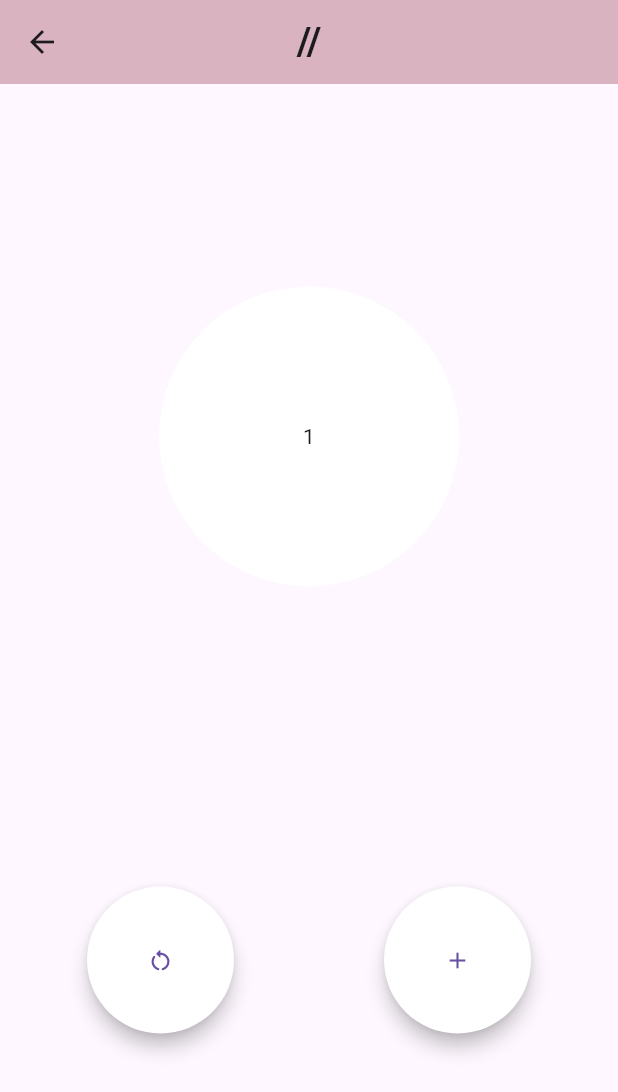
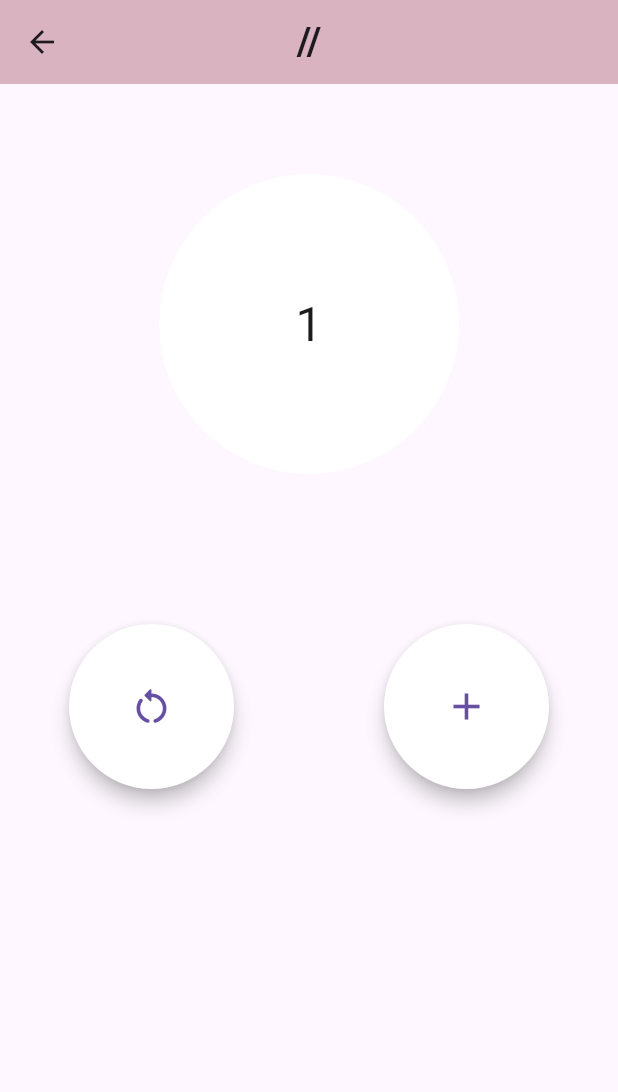
Before and after one commit to fatma-gelil/sebha_electronic_app, a Flutter app: the HomeScreen screen opened directly, after a tap on the "add" icon, on a phone screen of 412 x 824 dp. Shown: the top 1092 px of the screen. Run offline on Flutter 3.47's test engine with Material 3 defaults, Android fonts, the phone set to English and light mode, and no system bars; our stand-ins replace flutter_bloc.

Commit message:
Your commit message here

```diff
--- a/lib/src/feature/home/cubit/counter_cubit.dart
+++ b/lib/src/feature/home/cubit/counter_cubit.dart
@@ -3,16 +3,13 @@ import 'package:flutter_bloc/flutter_bloc.dart';
 part 'counter_state.dart';
 
 class CounterCubit extends Cubit<CounterState> {
-  CounterCubit() : super(CounterInitial());
-  int x = 0;
+  CounterCubit() : super(CounterInitial(0)); // Initialize with 0
+
   void add() {
-    x++;
+    emit(CounterUpdate(state.count + 1)); // Emit updated state
   }
 
   void reset() {
-    x =0;
+    emit(CounterInitial(0)); // Reset to initial state
   }
-
-  @override
-  emit(CounterUpdate);
 }
--- a/lib/src/feature/home/cubit/counter_state.dart
+++ b/lib/src/feature/home/cubit/counter_state.dart
@@ -1,7 +1,14 @@
 part of 'counter_cubit.dart';
 
-sealed class CounterState {}
+abstract class CounterState {
+  final int count;
+  const CounterState(this.count);
+}
 
-final class CounterInitial extends CounterState {}
+class CounterInitial extends CounterState {
+  CounterInitial(super.count);
+}
 
-final class CounterUpdate extends CounterState {}
+class CounterUpdate extends CounterState {
+  CounterUpdate(super.count);
+}
--- a/lib/src/feature/home/screen/home_screen.dart
+++ b/lib/src/feature/home/screen/home_screen.dart
@@ -14,11 +14,7 @@ class _HomeScreenState extends State<HomeScreen> {
   Widget build(BuildContext context) {
     return BlocConsumer<CounterCubit, CounterState>(
       listener: (context, state) {
-        if (state is CounterUpdate) {
-          ScaffoldMessenger.of(context).showSnackBar(
-            const SnackBar(content: Text("updated")),
-          );
-        }
+        //
       },
       builder: (context, state) {
         CounterCubit counter = BlocProvider.of(context);
@@ -29,9 +25,12 @@ class _HomeScreenState extends State<HomeScreen> {
             title: const Text("//",
                 style: TextStyle(fontSize: 26, fontWeight: FontWeight.bold)),
           ),
-          body: Column(
-            mainAxisAlignment: MainAxisAlignment.center,
+          body: Padding(
+            padding: const EdgeInsets.only(top:60),
+            child: Column(
+              mainAxisAlignment: MainAxisAlignment.start,
               children: [
+
                 Row(
                   mainAxisAlignment: MainAxisAlignment.center,
                   children: [
@@ -43,12 +42,15 @@ class _HomeScreenState extends State<HomeScreen> {
                         shape: BoxShape.circle,
                         color: Colors.white,
                       ),
-                    child: Text(counter.x.toString()),
+                      child: Text(
+                        state.count.toString(),
+                        style: const TextStyle(fontSize: 32),
+                      ),
                     )
                   ],
                 ),
                 const SizedBox(
-                height: 200,
+                  height: 100,
                 ),
                 Row(
                   mainAxisAlignment: MainAxisAlignment.center,
@@ -57,12 +59,11 @@ class _HomeScreenState extends State<HomeScreen> {
                       style: ElevatedButton.styleFrom(
                         backgroundColor: Colors.white,
                         shape: const CircleBorder(),
-                      padding:
-                          const EdgeInsets.all(40),
+                        padding: const EdgeInsets.all(40),
                         elevation: 5,
                       ),
                       onPressed: counter.reset,
-                    child: const Icon(Icons.restart_alt_rounded),
+                      child: const Icon(Icons.restart_alt_rounded,size: 30,),
                     ),
                     const SizedBox(
                       width: 100,
@@ -75,11 +76,12 @@ class _HomeScreenState extends State<HomeScreen> {
                         elevation: 5,
                       ),
                       onPressed: counter.add,
-                    child: const Icon(Icons.add),
+                      child: const Icon(Icons.add,size: 30,),
                     ),
                   ],
                 )
               ],
+            ),
           ),
         );
       },
```
Lines whose indentation alone changed are shown as unchanged.
